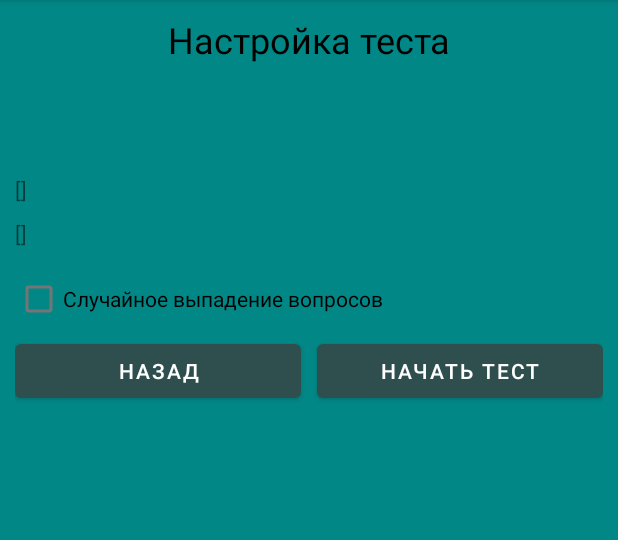
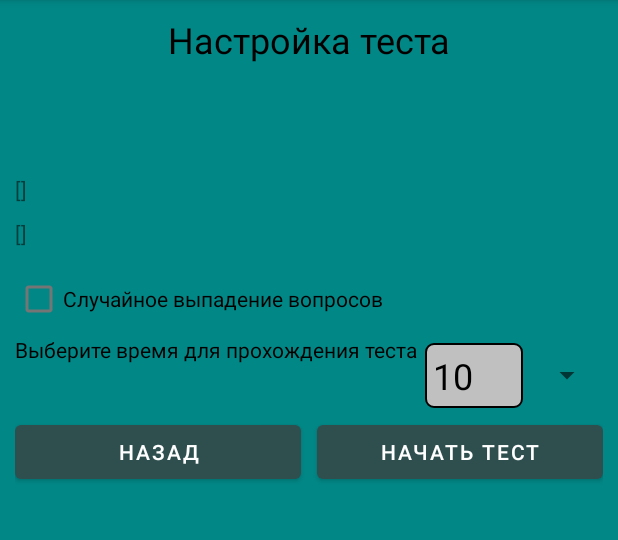
Before and after one commit to NikASBY/MPT1, an Android app: the SettingTestActivity screen opened directly, with no data from a screen before it, on a phone screen of 412 x 824 dp, the part 84-624 px from its top. Run offline under Robolectric (Android 15) with nearby library versions, the phone set to English and light mode, and no system bars; our stand-ins replace Room's generated code.

Commit message:
Fixed the departure error due to the timer

```diff
--- a/app/src/main/java/org/o7planning/mpt1/menu/activity/SettingTestActivity.java
+++ b/app/src/main/java/org/o7planning/mpt1/menu/activity/SettingTestActivity.java
@@ -3,9 +3,12 @@ package org.o7planning.mpt1.menu.activity;
 import android.content.Intent;
 import android.os.Bundle;
 import android.view.View;
+import android.widget.AdapterView;
+import android.widget.ArrayAdapter;
 import android.widget.Button;
 import android.widget.CheckBox;
 import android.widget.CompoundButton;
+import android.widget.Spinner;
 import android.widget.TextView;
 
 import androidx.annotation.Nullable;
@@ -27,6 +30,7 @@ public class SettingTestActivity extends AppCompatActivity {
     private TextView titleListQuestion;
     private TextView titleListAnswer;
     private CheckBox randomQuestions;
+    private Spinner clockTest;
 
 
     private String nameCollect;
@@ -43,6 +47,10 @@ public class SettingTestActivity extends AppCompatActivity {
 
     private AllQuestionsBaseThread allQuestionsBaseThread;
     private List<Questions> questions;
+
+    private Integer clockMaxTimer;
+
+    private Integer[] timer;
 
     @Override
     protected void onCreate(@Nullable Bundle savedInstanceState) {
@@ -97,6 +105,21 @@ public class SettingTestActivity extends AppCompatActivity {
                 checkQuestion = b;
             }
         });
+        timer = new Integer[]{10,20,30};
+        clockTest = (Spinner) findViewById(R.id.spinner2);
+        ArrayAdapter<Integer> integerArrayAdapter = new ArrayAdapter<>(getApplicationContext(),R.layout.row,R.id.textView1,timer);
+        clockTest.setAdapter(integerArrayAdapter);
+        clockTest.setOnItemSelectedListener(new AdapterView.OnItemSelectedListener() {
+            @Override
+            public void onItemSelected(AdapterView<?> adapterView, View view, int i, long l) {
+                if (timer != null) {
+                    clockMaxTimer = timer[i];
+                }
+            }
+            @Override
+            public void onNothingSelected(AdapterView<?> adapterView) {
+            }
+        });
 
         buttonOk = (Button) findViewById(R.id.button_ok);
         buttonOk.setOnClickListener(new View.OnClickListener() {
@@ -109,6 +132,7 @@ public class SettingTestActivity extends AppCompatActivity {
                 intentButtonOk.putExtra("line", lineNext);
                 intentButtonOk.putExtra("nameTheme", nameTheme);
                 intentButtonOk.putExtra("nameCollect", nameCollect);
+                intentButtonOk.putExtra("clockTimer", clockMaxTimer);
                 intentButtonOk.addFlags(Intent.FLAG_ACTIVITY_CLEAR_TOP);
                 intentButtonOk.addFlags(Intent.FLAG_ACTIVITY_CLEAR_TASK);
                 intentButtonOk.addFlags(Intent.FLAG_ACTIVITY_NO_HISTORY);
@@ -123,6 +147,7 @@ public class SettingTestActivity extends AppCompatActivity {
                 finish();
             }
         });
+
     }
 
     public static Integer getTotalQuestion() {
--- a/app/src/main/res/layout/setting_test_activity.xml
+++ b/app/src/main/res/layout/setting_test_activity.xml
@@ -57,6 +57,24 @@
 
     <LinearLayout
         android:layout_width="match_parent"
+        android:layout_height="wrap_content"
+        android:orientation="horizontal">
+
+        <TextView
+            android:id="@+id/clock_test"
+            android:layout_width="wrap_content"
+            android:layout_height="match_parent"
+            android:textColor="@color/black"
+            android:text="Выберите время для прохождения теста" />
+
+        <Spinner
+            android:id="@+id/spinner2"
+            android:layout_width="match_parent"
+            android:layout_height="match_parent" />
+    </LinearLayout>
+
+    <LinearLayout
+        android:layout_width="match_parent"
         android:layout_height="match_parent"
         android:orientation="horizontal">
 
```
Also changed, not shown: app/src/main/java/org/o7planning/mpt1/menu/activity/StartTestActivity.java (+11 -0 lines), app/src/main/java/org/o7planning/mpt1/menu/fragmentsForMainView/ProgressBarFragment.java (+57 -0 lines), app/src/main/java/org/o7planning/mpt1/menu/fragmentsForMainView/StartTest_fragment_v2.java (+27 -5 lines).
